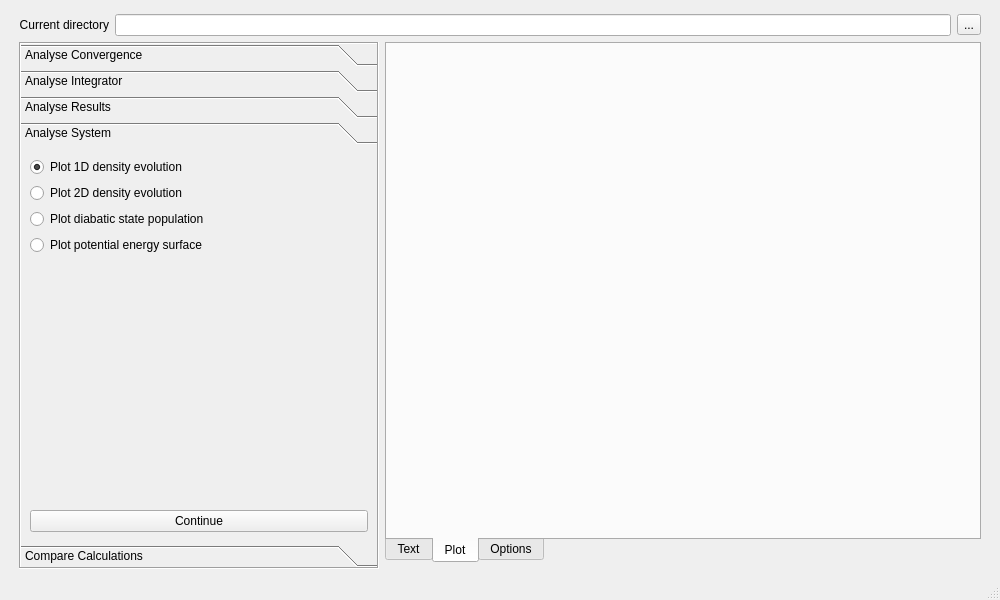
The window that source/analyse/gui_files/gui_analysis/ui_analysis.ui (wenzhaojia2000/msc-trajectory-analysis) describes before a commit, drawn with Qt 5.
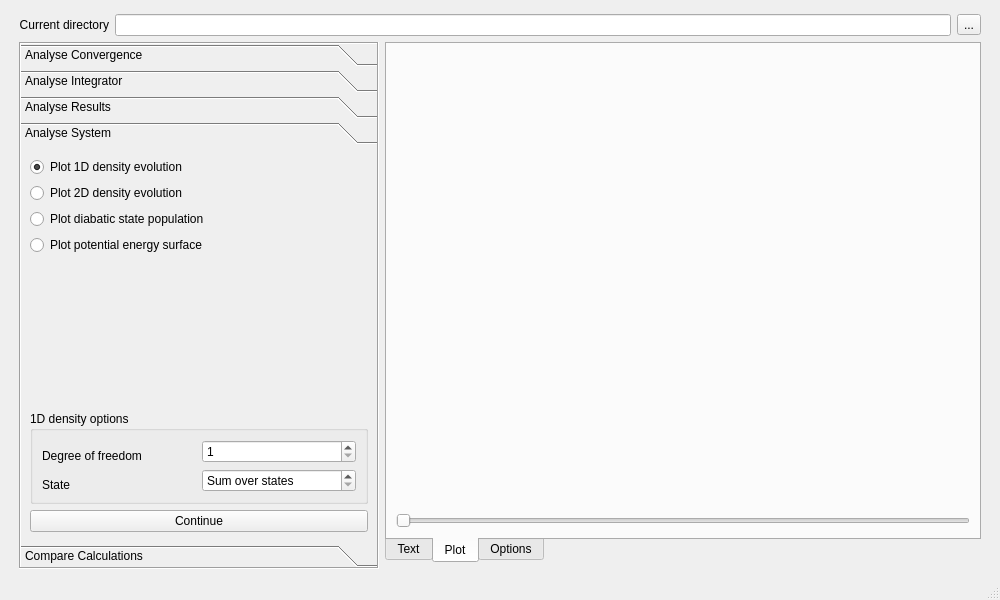
The same window after the commit. The open tabs and pages were chosen to show the change. Custom widgets are drawn as their Qt base class.

Patch:
```diff
--- a/source/analyse/gui_files/gui_analysis/ui_analysis.ui
+++ b/source/analyse/gui_files/gui_analysis/ui_analysis.ui
@@ -544,6 +544,43 @@
             </property>
            </spacer>
           </item>
+          <item>
+           <widget class="QGroupBox" name="den1d_box">
+            <property name="title">
+             <string>1D density options</string>
+            </property>
+            <layout class="QGridLayout" name="gridLayout_5">
+             <item row="0" column="0" rowspan="2">
+              <widget class="QLabel" name="dof_label">
+               <property name="text">
+                <string>Degree of freedom</string>
+               </property>
+              </widget>
+             </item>
+             <item row="0" column="1">
+              <widget class="QSpinBox" name="dof_spinbox">
+               <property name="minimum">
+                <number>1</number>
+               </property>
+              </widget>
+             </item>
+             <item row="1" column="1" rowspan="2">
+              <widget class="QSpinBox" name="state_spinbox">
+               <property name="specialValueText">
+                <string>Sum over states</string>
+               </property>
+              </widget>
+             </item>
+             <item row="2" column="0">
+              <widget class="QLabel" name="state_label">
+               <property name="text">
+                <string>State</string>
+               </property>
+              </widget>
+             </item>
+            </layout>
+           </widget>
+          </item>
           <item>
            <widget class="QPushButton" name="analsys_push">
             <property name="text">
@@ -603,6 +640,13 @@
           <item>
            <widget class="PlotWidget" name="output_plot" native="true"/>
           </item>
+          <item>
+           <widget class="QSlider" name="output_slider">
+            <property name="orientation">
+             <enum>Qt::Horizontal</enum>
+            </property>
+           </widget>
+          </item>
          </layout>
         </widget>
         <widget class="QWidget" name="options_tab">
```
